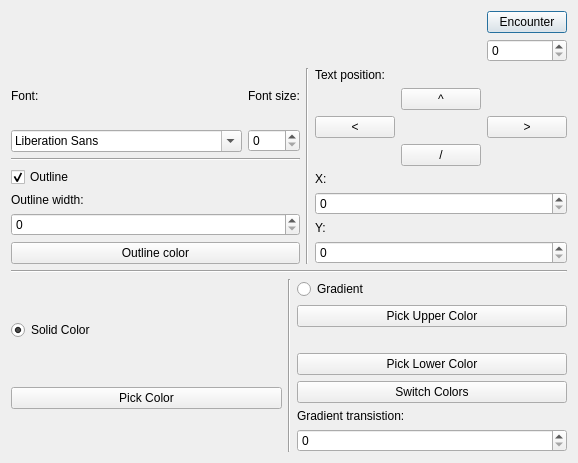
This is counterwindow.ui in CodingKoopa/shiny-hunting-counter as Qt 5 draws it before an edit. The edited form follows.
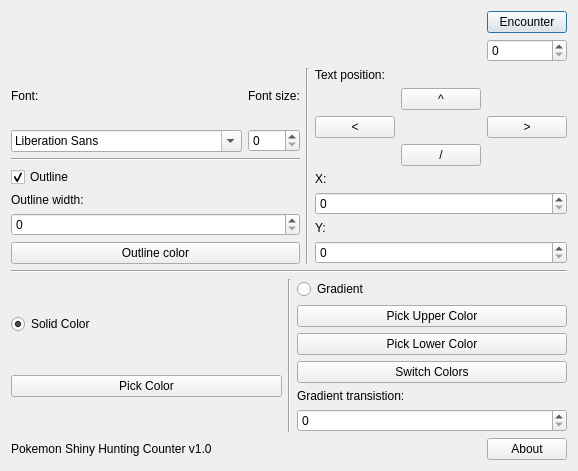
This is the edited form.

```diff
--- a/counterwindow.ui
+++ b/counterwindow.ui
@@ -7,7 +7,7 @@
     <x>0</x>
     <y>0</y>
     <width>496</width>
-    <height>441</height>
+    <height>460</height>
    </rect>
   </property>
   <property name="windowTitle">
@@ -45,8 +45,8 @@
      </item>
     </layout>
    </item>
-   <item row="1" column="0" colspan="2">
-    <layout class="QVBoxLayout" name="verticalLayout_4">
+   <item row="2" column="0" colspan="2">
+    <layout class="QVBoxLayout" name="prettyMuchEverythingLay">
      <item>
       <layout class="QHBoxLayout" name="optionsLay">
        <item>
@@ -245,23 +245,16 @@
            </property>
           </widget>
          </item>
-         <item>
-          <widget class="QPushButton" name="pickGradColor1">
-           <property name="text">
-            <string>Pick Upper Color</string>
-           </property>
-          </widget>
-         </item>
-         <item>
-          <widget class="QLabel" name="label_2">
-           <property name="text">
-            <string/>
-           </property>
-          </widget>
-         </item>
          <item>
           <widget class="QPushButton" name="pickGradColor2">
            <property name="text">
+            <string>Pick Upper Color</string>
+           </property>
+          </widget>
+         </item>
+         <item>
+          <widget class="QPushButton" name="pickGradColor1">
+           <property name="text">
             <string>Pick Lower Color</string>
            </property>
           </widget>
@@ -289,6 +282,20 @@
      </item>
     </layout>
    </item>
+   <item row="3" column="1">
+    <widget class="QPushButton" name="aboutButton">
+     <property name="text">
+      <string>About</string>
+     </property>
+    </widget>
+   </item>
+   <item row="3" column="0">
+    <widget class="QLabel" name="aboutLabel">
+     <property name="text">
+      <string>Pokemon Shiny Hunting Counter v1.0</string>
+     </property>
+    </widget>
+   </item>
   </layout>
  </widget>
  <layoutdefault spacing="6" margin="11"/>
```
Left out of the diff: 20 changed lines with no effect on the pictures.
